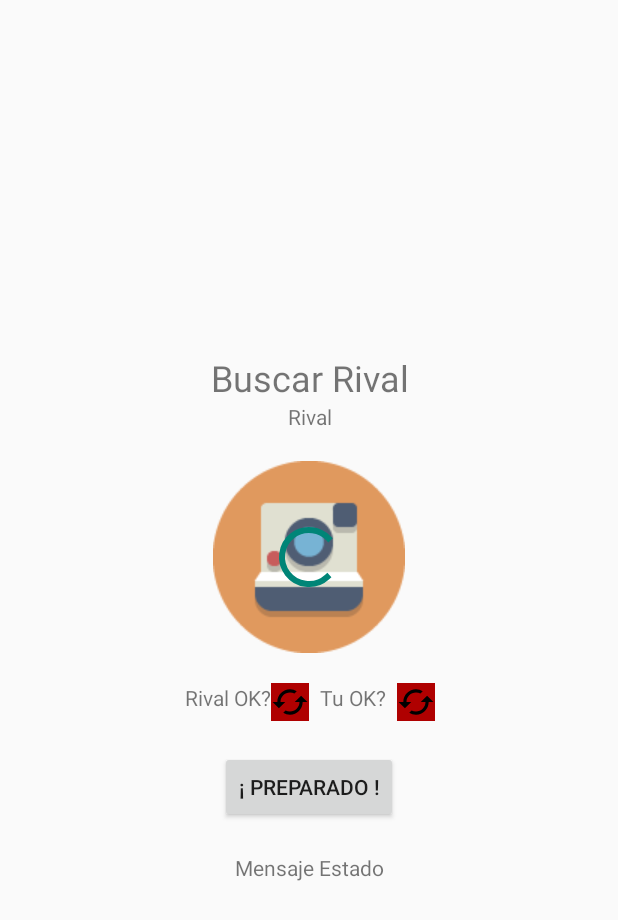
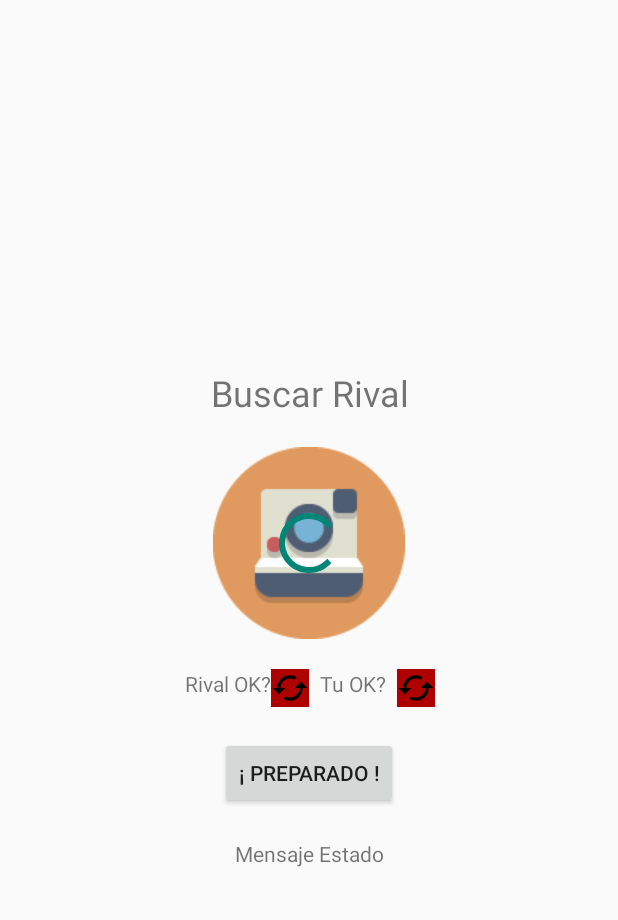
Before and after one commit to JuanLPerea/Palitrokes, an Android app: the layout dialog_jugar.xml on its own in the app's theme, with its tools: preview values and no code run, on a phone screen of 412 x 824 dp. Shown: the top 920 px of the screen. Run offline under Robolectric (Android 15) with nearby library versions, the phone set to English and light mode, and no system bars.

Commit message:
Imagenes OK

```diff
--- a/app/src/main/java/com/game/palitrokes/Adapters/RecordsAdapter.java
+++ b/app/src/main/java/com/game/palitrokes/Adapters/RecordsAdapter.java
@@ -48,7 +48,7 @@ public class RecordsAdapter extends RecyclerView.Adapter<RecordsAdapter.AdapterV
 
         Records recordRow = records.get(i);
 
-       // UtilsFirebase.descargarImagenFirebase(recordRow.getIdJugador(), holder.avatarRecord);
+       // UtilsFirebase.descargarImagenFirebaseYGuardarla(recordRow.getIdJugador(), holder.avatarRecord);
         //Cargar imagen de los records siempre de los archivos guardados en memoria interna
         // Estos archivos se actualizan cuando se descargan de Firebase al producirse el evento OnDataChange en los Records
 
--- a/app/src/main/java/com/game/palitrokes/JuegoOnlineActivity.java
+++ b/app/src/main/java/com/game/palitrokes/JuegoOnlineActivity.java
@@ -194,11 +194,11 @@ public class JuegoOnlineActivity extends AppCompatActivity {
 
     private void actualizarVistaJugador(Jugador jugadorView) {
         if (jugadorView.getNumeroJugador() == 1) {
-            avatarJ1.setImageBitmap(Utilidades.recuperarImagenMemoriaInterna(getApplicationContext(), Constantes.ARCHIVO_IMAGEN_JUGADOR));
+            UtilsFirebase.descargarImagenFirebaseView(getApplicationContext(), jugadorView.getJugadorId(), avatarJ1);
             nickJ1.setText(jugadorView.getNickname());
             winsJ1.setText("Victorias: " + jugadorView.getVictorias());
         } else {
-            avatarJ2.setImageBitmap(Utilidades.recuperarImagenMemoriaInterna(getApplicationContext(), Constantes.ARCHIVO_IMAGEN_JUGADOR));
+            UtilsFirebase.descargarImagenFirebaseView(getApplicationContext(), jugadorView.getJugadorId(), avatarJ2);
             nickJ2.setText(jugadorView.getNickname());
             winsJ2.setText("Victorias: " + jugadorView.getVictorias() + "");
         }
--- a/app/src/main/java/com/game/palitrokes/Utilidades/Constantes.java
+++ b/app/src/main/java/com/game/palitrokes/Utilidades/Constantes.java
@@ -17,8 +17,8 @@ public class Constantes {
     public static final String ARCHIVO_PREFS = "ARCHIVOPREFS";
     public static final String NICKNAME_PREFS = "NICKNAME";
     public static final String JUGADORID_PREFS = "JUGADORID";
-    public static final String RUTA_FOTO_PREFS = "RUTAFOTO";
     public static final String VICTORIAS_PREFS = "VICTORIAS";
     public static final String ARCHIVO_IMAGEN_JUGADOR = "ARCHIVOIMAGENJUGADOR";
     public static final String RECORDS_PREFS = "RECORDSPREFS";
+    public static final String ARCHIVO_IMAGEN_RIVAL = "ARCHIVOIMAGENRIVAL";
 }
--- a/app/src/main/java/com/game/palitrokes/Utilidades/SharedPrefs.java
+++ b/app/src/main/java/com/game/palitrokes/Utilidades/SharedPrefs.java
@@ -48,7 +48,6 @@ public class SharedPrefs {
         List<Records> records = new ArrayList<>();
         SharedPreferences sharedPreferences = context.getSharedPreferences(Constantes.ARCHIVO_PREFS, Context.MODE_PRIVATE);
 
-
             for (int n = 0; n < 10; n++) {
                 String recordGuardado = sharedPreferences.getString(Constantes.RECORDS_PREFS + n, null);
 
--- a/app/src/main/res/layout/activity_main.xml
+++ b/app/src/main/res/layout/activity_main.xml
@@ -118,7 +118,7 @@
             android:layout_weight="1"
             android:gravity="center"
             android:onClick="crearSalas"
-            android:text="Records"
+            android:text="Records Mundiales"
             android:textSize="24sp" />
 
         <LinearLayout
--- a/app/src/main/res/layout/dialog_jugar.xml
+++ b/app/src/main/res/layout/dialog_jugar.xml
@@ -18,13 +18,6 @@
         android:text="Buscar Rival"
         android:textSize="24sp" />
 
-    <TextView
-        android:id="@+id/rivalNickET"
-        android:layout_width="match_parent"
-        android:layout_height="wrap_content"
-        android:gravity="bottom|center_horizontal"
-        android:text="Rival" />
-
     <FrameLayout
         android:layout_width="wrap_content"
         android:layout_height="wrap_content"
@@ -42,7 +35,7 @@
             android:id="@+id/progressBar2"
             style="?android:attr/progressBarStyle"
             android:layout_width="match_parent"
-            android:layout_height="wrap_content"
+            android:layout_height="match_parent"
             android:layout_gravity="center" />
 
     </FrameLayout>
```
Also changed, not shown: app/src/main/java/com/game/palitrokes/JuegoVsComActivity.java (+6 -2 lines), app/src/main/java/com/game/palitrokes/MainActivity.java (+21 -11 lines), app/src/main/java/com/game/palitrokes/Utilidades/UtilsFirebase.java (+37 -6 lines).
